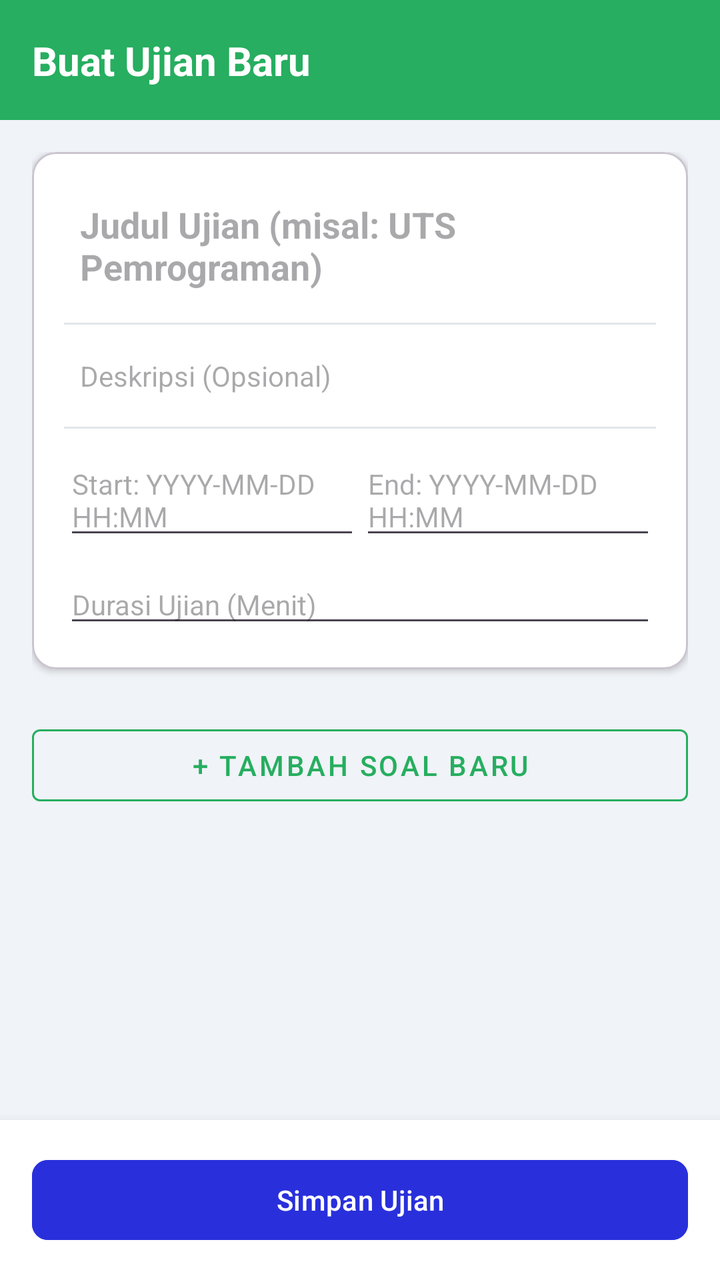
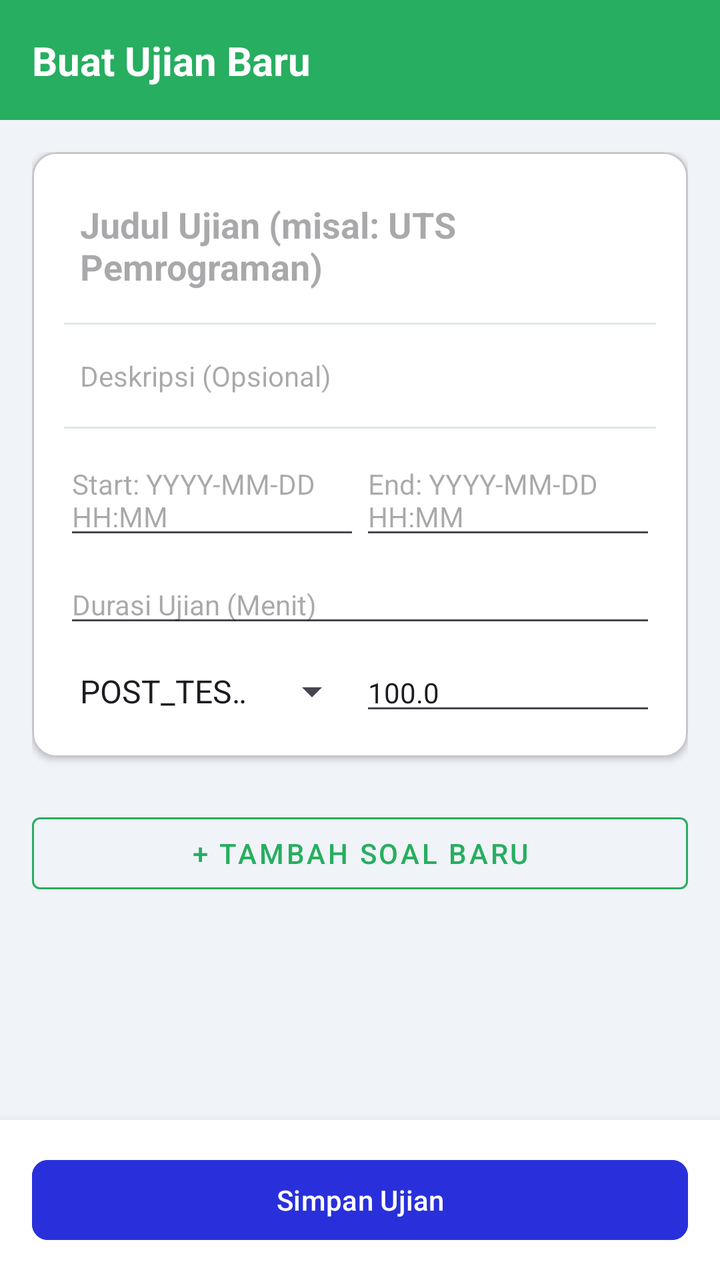

Compare the two renders of this Android layout. The source of the first and the diff that turns it into the second are given below.
<!-- AndroidManifest.xml: application theme Theme.IFUnjaniExam -->
<!-- res/layout/activity_create_exam.xml -->
<?xml version="1.0" encoding="utf-8"?>
<androidx.constraintlayout.widget.ConstraintLayout xmlns:android="http://schemas.android.com/apk/res/android"
    xmlns:app="http://schemas.android.com/apk/res-auto"
    android:layout_width="match_parent"
    android:layout_height="match_parent"
    android:background="#f0f3f7">

    <androidx.constraintlayout.widget.ConstraintLayout
        android:id="@+id/topBar"
        android:layout_width="match_parent"
        android:layout_height="60dp"
        android:background="#27ae60"
        app:layout_constraintTop_toTopOf="parent">

        <TextView
            android:layout_width="wrap_content"
            android:layout_height="wrap_content"
            android:layout_marginStart="16dp"
            android:text="Buat Ujian Baru"
            android:textColor="@android:color/white"
            android:textSize="20sp"
            android:textStyle="bold"
            app:layout_constraintBottom_toBottomOf="parent"
            app:layout_constraintStart_toStartOf="parent"
            app:layout_constraintTop_toTopOf="parent" />
    </androidx.constraintlayout.widget.ConstraintLayout>

    <ScrollView
        android:layout_width="match_parent"
        android:layout_height="0dp"
        app:layout_constraintTop_toBottomOf="@id/topBar"
        app:layout_constraintBottom_toTopOf="@id/bottomBar">

        <LinearLayout
            android:layout_width="match_parent"
            android:layout_height="wrap_content"
            android:orientation="vertical"
            android:padding="16dp">

            <com.google.android.material.card.MaterialCardView
                android:layout_width="match_parent"
                android:layout_height="wrap_content"
                android:layout_marginBottom="16dp"
                app:cardBackgroundColor="@android:color/white"
                app:cardCornerRadius="12dp"
                app:cardElevation="2dp">

                <LinearLayout
                    android:layout_width="match_parent"
                    android:layout_height="wrap_content"
                    android:orientation="vertical"
                    android:padding="16dp">

                    <EditText
                        android:id="@+id/etExamTitle"
                        android:layout_width="match_parent"
                        android:layout_height="wrap_content"
                        android:hint="Judul Ujian (misal: UTS Pemrograman)"
                        android:textSize="18sp"
                        android:textStyle="bold"
                        android:background="@android:color/transparent"
                        android:padding="8dp" />

                    <View
                        android:layout_width="match_parent"
                        android:layout_height="1dp"
                        android:background="#e2e6e9"
                        android:layout_marginVertical="8dp"/>

                    <EditText
                        android:id="@+id/etExamDesc"
                        android:layout_width="match_parent"
                        android:layout_height="wrap_content"
                        android:hint="Deskripsi (Opsional)"
                        android:textSize="14sp"
                        android:background="@android:color/transparent"
                        android:padding="8dp" />

                    <View
                        android:layout_width="match_parent"
                        android:layout_height="1dp"
                        android:background="#e2e6e9"
                        android:layout_marginVertical="8dp"/>

                    <LinearLayout
                        android:layout_width="match_parent"
                        android:layout_height="wrap_content"
                        android:orientation="horizontal"
                        android:weightSum="2">

                        <EditText
                            android:id="@+id/etStartTime"
                            android:layout_width="0dp"
                            android:layout_height="wrap_content"
                            android:layout_weight="1"
                            android:hint="Start: YYYY-MM-DD HH:MM"
                            android:textSize="14sp" />

                        <EditText
                            android:id="@+id/etEndTime"
                            android:layout_width="0dp"
                            android:layout_height="wrap_content"
                            android:layout_weight="1"
                            android:hint="End: YYYY-MM-DD HH:MM"
                            android:textSize="14sp" />
                    </LinearLayout>

                    <EditText
                        android:id="@+id/etDuration"
                        android:layout_width="match_parent"
                        android:layout_height="wrap_content"
                        android:hint="Durasi Ujian (Menit)"
                        android:inputType="number"
                        android:textSize="14sp"
                        android:layout_marginTop="8dp"/>
                </LinearLayout>
            </com.google.android.material.card.MaterialCardView>

            
            <LinearLayout
                android:id="@+id/llQuestionsContainer"
                android:layout_width="match_parent"
                android:layout_height="wrap_content"
                android:orientation="vertical" />

            <com.google.android.material.button.MaterialButton
                android:id="@+id/btnAddQuestion"
                android:layout_width="match_parent"
                android:layout_height="wrap_content"
                android:layout_marginTop="8dp"
                android:layout_marginBottom="32dp"
                android:text="+ Tambah Soal Baru"
                style="@style/Widget.MaterialComponents.Button.OutlinedButton"
                app:strokeColor="#27ae60"
                android:textColor="#27ae60" />

        </LinearLayout>
    </ScrollView>

    <LinearLayout
        android:id="@+id/bottomBar"
        android:layout_width="match_parent"
        android:layout_height="wrap_content"
        android:background="@android:color/white"
        android:elevation="8dp"
        android:padding="16dp"
        app:layout_constraintBottom_toBottomOf="parent">

        <com.google.android.material.button.MaterialButton
            android:id="@+id/btnSaveExam"
            android:layout_width="match_parent"
            android:layout_height="wrap_content"
            android:text="Simpan Ujian"
            android:backgroundTint="#2930db"
            app:cornerRadius="8dp" />
    </LinearLayout>

</androidx.constraintlayout.widget.ConstraintLayout>
<!-- resources referenced by this layout -->
<resources>
  <style name="Theme.IFUnjaniExam" parent="Base.Theme.IFUnjaniExam" />
  <style name="Base.Theme.IFUnjaniExam" parent="Theme.Material3.DayNight.NoActionBar">
          
          
      </style>
</resources>

<!-- the commit's change to res/layout/activity_create_exam.xml (unified diff, before → after) -->
@@ -113,6 +113,31 @@
                         android:inputType="number"
                         android:textSize="14sp"
                         android:layout_marginTop="8dp"/>
+
+                    <LinearLayout
+                        android:layout_width="match_parent"
+                        android:layout_height="wrap_content"
+                        android:orientation="horizontal"
+                        android:layout_marginTop="8dp"
+                        android:weightSum="2">
+
+                        <Spinner
+                            android:id="@+id/spCategory"
+                            android:layout_width="0dp"
+                            android:layout_weight="1"
+                            android:layout_height="wrap_content"
+                            android:entries="@array/exam_categories" />
+
+                        <EditText
+                            android:id="@+id/etExamWeight"
+                            android:layout_width="0dp"
+                            android:layout_weight="1"
+                            android:layout_height="wrap_content"
+                            android:hint="Bobot Ujian (%)"
+                            android:inputType="numberDecimal"
+                            android:text="100.0"
+                            android:textSize="14sp" />
+                    </LinearLayout>
                 </LinearLayout>
             </com.google.android.material.card.MaterialCardView>
 
<!-- resource entries referenced after the edit -->
@@ -1,5 +1,12 @@
 <!-- resources referenced by this layout -->
 <resources>
+  <string-array name="exam_categories">
+          <item>POST_TEST</item>
+          <item>QUIZ</item>
+          <item>UTS</item>
+          <item>UAS</item>
+          <item>OTHER</item>
+      </string-array>
   <style name="Theme.IFUnjaniExam" parent="Base.Theme.IFUnjaniExam" />
   <style name="Base.Theme.IFUnjaniExam" parent="Theme.Material3.DayNight.NoActionBar">
           
